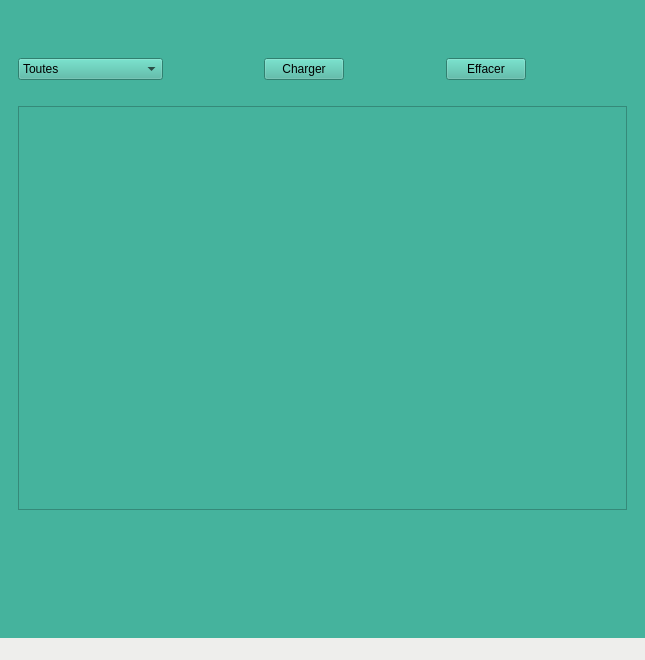
First picture: the form in eco-classroom/ihmecoclassroom.ui, repository bts-lasalle-avignon-projets/eco-classroom-2022, before the edit.
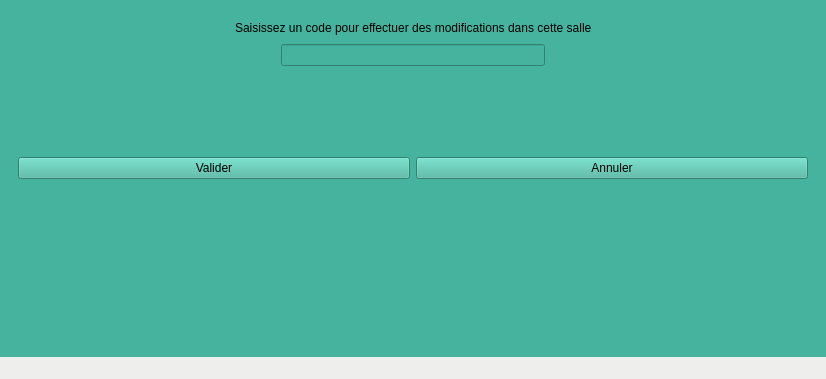
Second picture: the form after the edit.

Commit message: ECO22-39 Verifier le code d'administrateur pour paramétrer une salle

Diff of the .ui file:
```diff
--- a/eco-classroom/ihmecoclassroom.ui
+++ b/eco-classroom/ihmecoclassroom.ui
@@ -6,8 +6,8 @@
    <rect>
     <x>0</x>
     <y>0</y>
-    <width>645</width>
-    <height>660</height>
+    <width>826</width>
+    <height>379</height>
    </rect>
   </property>
   <property name="windowTitle">
@@ -20,6 +20,9 @@
    <layout class="QVBoxLayout" name="verticalLayout">
     <item>
      <widget class="QStackedWidget" name="fenetres">
+      <property name="currentIndex">
+       <number>2</number>
+      </property>
       <widget class="QWidget" name="fenetre1">
        <layout class="QVBoxLayout" name="verticalLayout_2">
         <item>
@@ -433,6 +436,128 @@
         </item>
        </layout>
       </widget>
+      <widget class="QWidget" name="fenetre3">
+       <layout class="QVBoxLayout" name="verticalLayout_5">
+        <item>
+         <layout class="QVBoxLayout" name="verticalLayoutPrincipale3">
+          <item>
+           <layout class="QHBoxLayout" name="horizontalLayoutLabel">
+            <item>
+             <spacer name="horizontalSpacer_4">
+              <property name="orientation">
+               <enum>Qt::Horizontal</enum>
+              </property>
+              <property name="sizeHint" stdset="0">
+               <size>
+                <width>40</width>
+                <height>20</height>
+               </size>
+              </property>
+             </spacer>
+            </item>
+            <item>
+             <widget class="QLabel" name="labelSaisieCode">
+              <property name="text">
+               <string>Saisissez un code pour effectuer des modifications dans cette salle</string>
+              </property>
+             </widget>
+            </item>
+            <item>
+             <spacer name="horizontalSpacer_7">
+              <property name="orientation">
+               <enum>Qt::Horizontal</enum>
+              </property>
+              <property name="sizeHint" stdset="0">
+               <size>
+                <width>40</width>
+                <height>20</height>
+               </size>
+              </property>
+             </spacer>
+            </item>
+           </layout>
+          </item>
+          <item>
+           <layout class="QHBoxLayout" name="horizontalLayoutSaisir">
+            <item>
+             <spacer name="horizontalSpacer_8">
+              <property name="orientation">
+               <enum>Qt::Horizontal</enum>
+              </property>
+              <property name="sizeHint" stdset="0">
+               <size>
+                <width>40</width>
+                <height>20</height>
+               </size>
+              </property>
+             </spacer>
+            </item>
+            <item>
+             <widget class="QLineEdit" name="lineEditCode"/>
+            </item>
+            <item>
+             <spacer name="horizontalSpacer_9">
+              <property name="orientation">
+               <enum>Qt::Horizontal</enum>
+              </property>
+              <property name="sizeHint" stdset="0">
+               <size>
+                <width>40</width>
+                <height>20</height>
+               </size>
+              </property>
+             </spacer>
+            </item>
+           </layout>
+          </item>
+          <item>
+           <spacer name="verticalSpacer_2">
+            <property name="orientation">
+             <enum>Qt::Vertical</enum>
+            </property>
+            <property name="sizeHint" stdset="0">
+             <size>
+              <width>20</width>
+              <height>40</height>
+             </size>
+            </property>
+           </spacer>
+          </item>
+          <item>
+           <layout class="QHBoxLayout" name="horizontalLayoutValider">
+            <item>
+             <widget class="QPushButton" name="ButtonValider">
+              <property name="text">
+               <string>Valider</string>
+              </property>
+             </widget>
+            </item>
+            <item>
+             <widget class="QPushButton" name="ButtonAnnuler">
+              <property name="text">
+               <string>Annuler</string>
+              </property>
+             </widget>
+            </item>
+           </layout>
+          </item>
+         </layout>
+        </item>
+        <item>
+         <spacer name="verticalSpacer_3">
+          <property name="orientation">
+           <enum>Qt::Vertical</enum>
+          </property>
+          <property name="sizeHint" stdset="0">
+           <size>
+            <width>20</width>
+            <height>40</height>
+           </size>
+          </property>
+         </spacer>
+        </item>
+       </layout>
+      </widget>
      </widget>
     </item>
    </layout>
```
Left out of the diff: 4 changed lines with no effect on the pictures. The commit also changes 9 other files.
